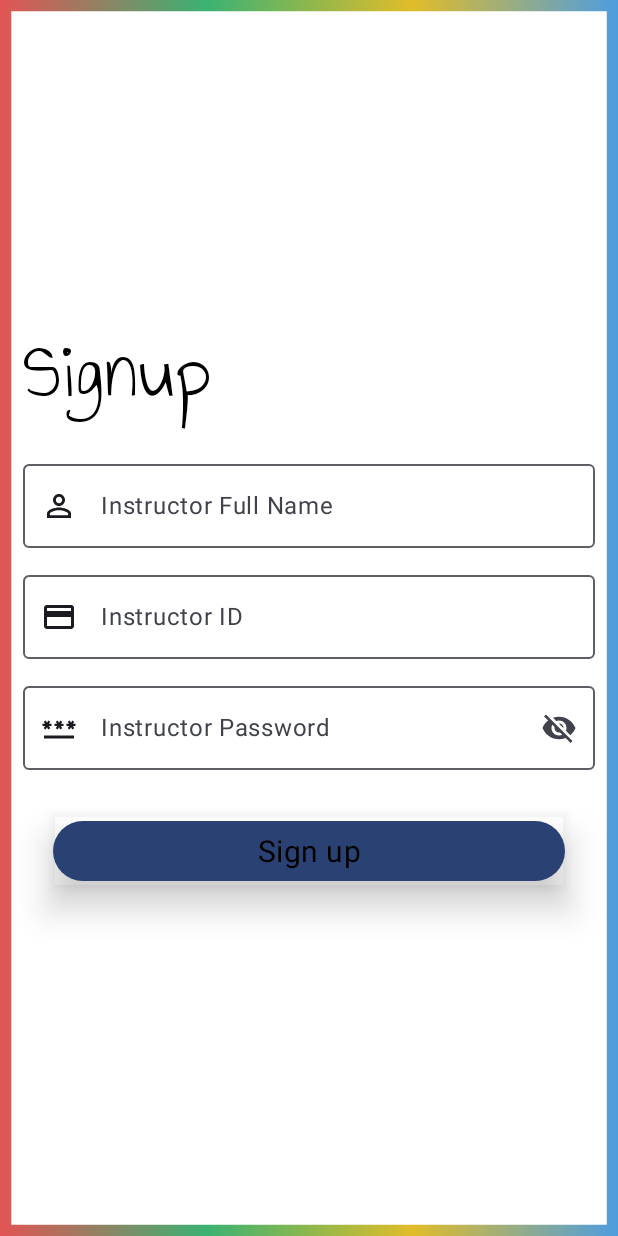
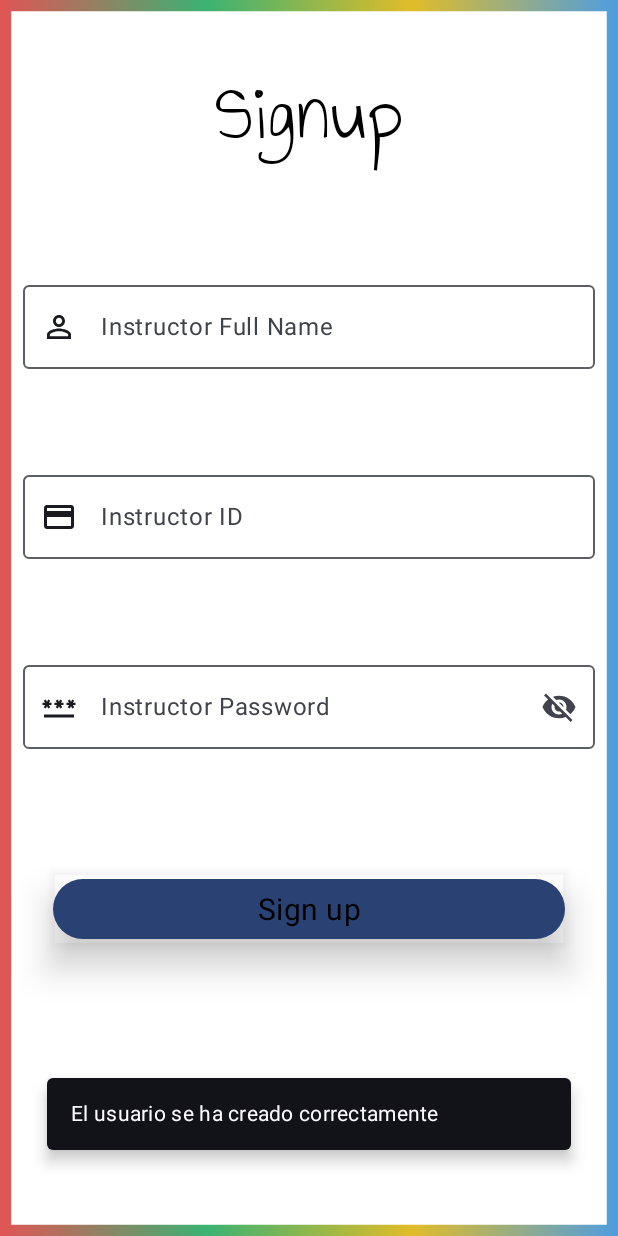
Before and after one commit to LeyreRodriguez/YouthConnect, an Android app built with Jetpack Compose: the composable AddInstructorScreen shown on its own in the app's theme, after a tap on "Sign up", on a phone screen of 412 x 824 dp. Run offline under Robolectric (Android 15) with nearby library versions, the phone set to English and light mode, and no system bars; our stand-ins replace Firebase (no records; nobody signed in at launch, a user with empty details on screens opened directly).

```diff
--- a/app/src/main/java/com/example/youthconnect/Model/DataBase.kt
+++ b/app/src/main/java/com/example/youthconnect/Model/DataBase.kt
@@ -53,18 +53,7 @@ class DataBase(){
 
     }
 
-    fun addParentAccount(parent: Parent){
-        auth.createUserWithEmailAndPassword(parent.ID + "@youthconnect.com", parent.Password)
-            .addOnCompleteListener {task ->
-            if (task.isSuccessful){
-                Log.i("YAY", "Usuario creado exitosamente")
-            }else{
-                Log.i("NON", "Error al crear el usuario: ${task.exception?.message}")
-            }
-        }
 
-
-    }
 
 
     fun addChild(child: Child){
@@ -118,38 +107,41 @@ class DataBase(){
 
     }
 
+
+    fun addParentAccount(parent: Parent){
+        auth.createUserWithEmailAndPassword(parent.ID + "@youthconnect.com", parent.Password)
+            .addOnCompleteListener {task ->
+                if (task.isSuccessful){
+                    Log.i("YAY", "Usuario creado exitosamente")
+                }else{
+                    Log.i("NON", "Error al crear el usuario: ${task.exception?.message}")
+                }
+            }
+
+
+    }
+
     fun addChildAccount(child: Child) {
 
-        val documentRef: DocumentReference = db.collection("Child").document(child.ID)
-
-        // Realiza la consulta para obtener el documento
-        documentRef.get()
-            .addOnSuccessListener { document ->
-                if (!document.exists()) {
-                    auth.createUserWithEmailAndPassword(
-                        child.ID + "@youthconnect.com",
-                        child.Password
-                    )
-
-
+        auth.createUserWithEmailAndPassword(child.ID + "@youthconnect.com", child.Password)
+            .addOnCompleteListener {task ->
+                if (task.isSuccessful){
+                    Log.i("YAY", "Usuario creado exitosamente")
+                }else{
+                    Log.i("NON", "Error al crear el usuario: ${task.exception?.message}")
                 }
             }
+
     }
 
     fun addInstructorAccount(instructor: Instructor) {
 
-        val documentRef: DocumentReference = db.collection("Instructor").document(instructor.ID)
-
-        // Realiza la consulta para obtener el documento
-        documentRef.get()
-            .addOnSuccessListener { document ->
-                if (!document.exists()) {
-                    auth.createUserWithEmailAndPassword(
-                        instructor.ID + "@youthconnect.com",
-                        instructor.Password
-                    )
-
-
+        auth.createUserWithEmailAndPassword(instructor.ID + "@youthconnect.com", instructor.Password)
+            .addOnCompleteListener {task ->
+                if (task.isSuccessful){
+                    Log.i("YAY", "Usuario creado exitosamente")
+                }else{
+                    Log.i("NON", "Error al crear el usuario: ${task.exception?.message}")
                 }
             }
     }
--- a/app/src/main/java/com/example/youthconnect/SignUp.kt
+++ b/app/src/main/java/com/example/youthconnect/SignUp.kt
@@ -281,6 +281,7 @@ fun FirstSignupFormScreen() {
                 .padding(16.dp)
         ) {
             item {
+
                 CustomOutlinedTextField(
                     value = childFullName,
                     onValueChange = {childFullName = it},
--- a/app/src/main/java/com/example/youthconnect/View/BottomNavigationScreens/AddInstructorScreen.kt
+++ b/app/src/main/java/com/example/youthconnect/View/BottomNavigationScreens/AddInstructorScreen.kt
@@ -1,8 +1,10 @@
 package com.example.youthconnect.View.BottomNavigationScreens
 
+import android.content.Context
 import android.content.Intent
 import android.util.Patterns
 import android.widget.Toast
+import androidx.activity.compose.LocalActivityResultRegistryOwner.current
 import androidx.compose.foundation.Canvas
 import androidx.compose.foundation.Image
 import androidx.compose.foundation.layout.Arrangement
@@ -25,12 +27,16 @@ import androidx.compose.material.icons.filled.Phone
 import androidx.compose.material3.Button
 import androidx.compose.material3.ExperimentalMaterial3Api
 import androidx.compose.material3.OutlinedTextField
+import androidx.compose.material3.Snackbar
 import androidx.compose.material3.Text
 import androidx.compose.runtime.Composable
+import androidx.compose.runtime.LaunchedEffect
+import androidx.compose.runtime.SideEffect
 import androidx.compose.runtime.getValue
 import androidx.compose.runtime.key
 import androidx.compose.runtime.mutableStateOf
 import androidx.compose.runtime.remember
+import androidx.compose.runtime.rememberCoroutineScope
 import androidx.compose.runtime.saveable.rememberSaveable
 import androidx.compose.runtime.setValue
 import androidx.compose.ui.Alignment
@@ -66,6 +72,9 @@ import com.example.youthconnect.Model.Users.Child
 import com.example.youthconnect.Model.Users.Instructor
 import com.example.youthconnect.Model.Users.Parent
 import com.example.youthconnect.R
+import kotlinx.coroutines.CoroutineScope
+import kotlinx.coroutines.delay
+import kotlinx.coroutines.launch
 
 @OptIn(ExperimentalMaterial3Api::class)
 @Composable
@@ -76,7 +85,9 @@ fun AddInstructorScreen(){
     var InstructorPassword  by remember { mutableStateOf("") }
 
     var isChildPasswordVisible by rememberSaveable { mutableStateOf(false) }
+    var showMessage by remember { mutableStateOf(false) }
 
+    val coroutineScope = rememberCoroutineScope()
     val focusManager = LocalFocusManager.current
     Box(
         modifier = Modifier.fillMaxSize(),
@@ -108,7 +119,12 @@ fun AddInstructorScreen(){
         )
 
 
-        Column(modifier = Modifier.align(Alignment.Center).padding(15.dp)) {
+        Column(modifier = Modifier
+            .fillMaxSize()
+            .padding(15.dp),
+            horizontalAlignment = Alignment.CenterHorizontally,
+            verticalArrangement = Arrangement.SpaceAround
+        ) {
 
             Text(
                 text = "Signup",
@@ -119,7 +135,8 @@ fun AddInstructorScreen(){
                     color = Color(0xFF000000),
                     letterSpacing = 0.9.sp,
                 ),
-                modifier = Modifier.padding(bottom = 15.dp)
+                modifier = Modifier.padding(bottom = 15.dp),
+                textAlign = TextAlign.Center
             )
             CustomOutlinedTextField(
                 value = InstructorFullName,
@@ -164,6 +181,20 @@ fun AddInstructorScreen(){
                     val dataBase = DataBase()
                     dataBase.addInstructor(instructor)
                     dataBase.addInstructorAccount(instructor)
+
+                    InstructorFullName = ""
+                    InstructorID = ""
+                    InstructorPassword = ""
+
+                    showMessage = true
+
+                    coroutineScope.launch {
+                        if (showMessage) {
+                            delay(3000)
+                            showMessage = false
+                        }
+                    }
+
                 },
                 modifier = Modifier
                     .fillMaxWidth()
@@ -182,17 +213,22 @@ fun AddInstructorScreen(){
                     color = Color(0xFF000000),
                     textAlign = TextAlign.Center
                 )
+
+
+            }
+
+            if (showMessage) {
+                Snackbar(
+                    modifier = Modifier.padding(16.dp)
+                ) {
+                    Text("El usuario se ha creado correctamente")
+                }
             }
         }
 
     }
 }
 
-
-
-
-
-
 @Preview(showBackground = true)
 @Composable
 fun AddInstructorScreenPreview(){
--- a/app/src/main/java/com/example/youthconnect/View/BottomNavigationScreens/NewsScreen.kt
+++ b/app/src/main/java/com/example/youthconnect/View/BottomNavigationScreens/NewsScreen.kt
@@ -137,7 +137,6 @@ fun NewsScreen(
                 )
 
                 val dataBase = DataBase()
-                Log.i("UWU", dataBase.getCurrentUserId())
                userImage(user = dataBase.getCurrentUserId(), navController = navController )
 
 
--- /dev/null
+++ b/app/src/main/res/drawable/baseline_format_list_bulleted_24.xml
@@ -0,0 +1,5 @@
+<vector android:autoMirrored="true" android:height="24dp"
+    android:tint="#000000" android:viewportHeight="24"
+    android:viewportWidth="24" android:width="24dp" xmlns:android="http://schemas.android.com/apk/res/android">
+    <path android:fillColor="@android:color/white" android:pathData="M4,10.5c-0.83,0 -1.5,0.67 -1.5,1.5s0.67,1.5 1.5,1.5 1.5,-0.67 1.5,-1.5 -0.67,-1.5 -1.5,-1.5zM4,4.5c-0.83,0 -1.5,0.67 -1.5,1.5S3.17,7.5 4,7.5 5.5,6.83 5.5,6 4.83,4.5 4,4.5zM4,16.5c-0.83,0 -1.5,0.68 -1.5,1.5s0.68,1.5 1.5,1.5 1.5,-0.68 1.5,-1.5 -0.67,-1.5 -1.5,-1.5zM7,19h14v-2L7,17v2zM7,13h14v-2L7,11v2zM7,5v2h14L21,5L7,5z"/>
+</vector>
--- /dev/null
+++ b/app/src/main/res/drawable/baseline_qr_code_scanner_24.xml
@@ -0,0 +1,5 @@
+<vector android:height="24dp" android:tint="#000000"
+    android:viewportHeight="24" android:viewportWidth="24"
+    android:width="24dp" xmlns:android="http://schemas.android.com/apk/res/android">
+    <path android:fillColor="@android:color/white" android:pathData="M9.5,6.5v3h-3v-3H9.5M11,5H5v6h6V5L11,5zM9.5,14.5v3h-3v-3H9.5M11,13H5v6h6V13L11,13zM17.5,6.5v3h-3v-3H17.5M19,5h-6v6h6V5L19,5zM13,13h1.5v1.5H13V13zM14.5,14.5H16V16h-1.5V14.5zM16,13h1.5v1.5H16V13zM13,16h1.5v1.5H13V16zM14.5,17.5H16V19h-1.5V17.5zM16,16h1.5v1.5H16V16zM17.5,14.5H19V16h-1.5V14.5zM17.5,17.5H19V19h-1.5V17.5zM22,7h-2V4h-3V2h5V7zM22,22v-5h-2v3h-3v2H22zM2,22h5v-2H4v-3H2V22zM2,2v5h2V4h3V2H2z"/>
+</vector>
```
Also changed, not shown: app/src/main/java/com/example/youthconnect/View/BottomNavigationScreens/InstructorProfileScreen.kt (+71 -13 lines), app/src/main/java/com/example/youthconnect/View/BottomNavigationScreens/ParentsProfileScreen.kt (line endings or trailing spaces).
